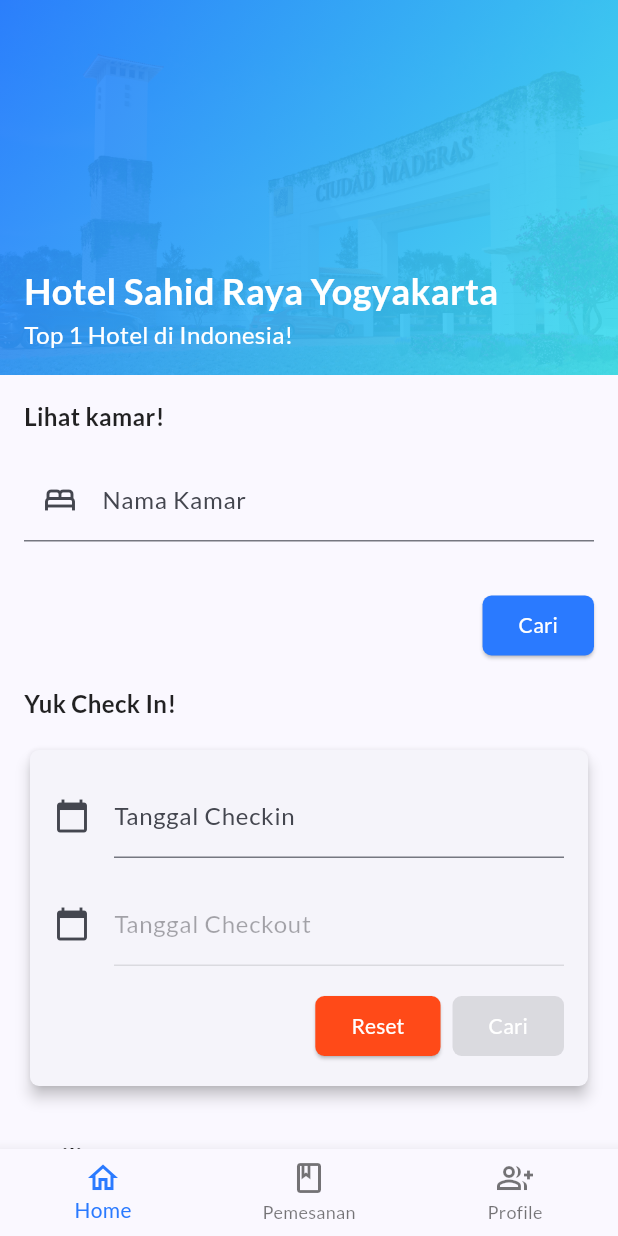
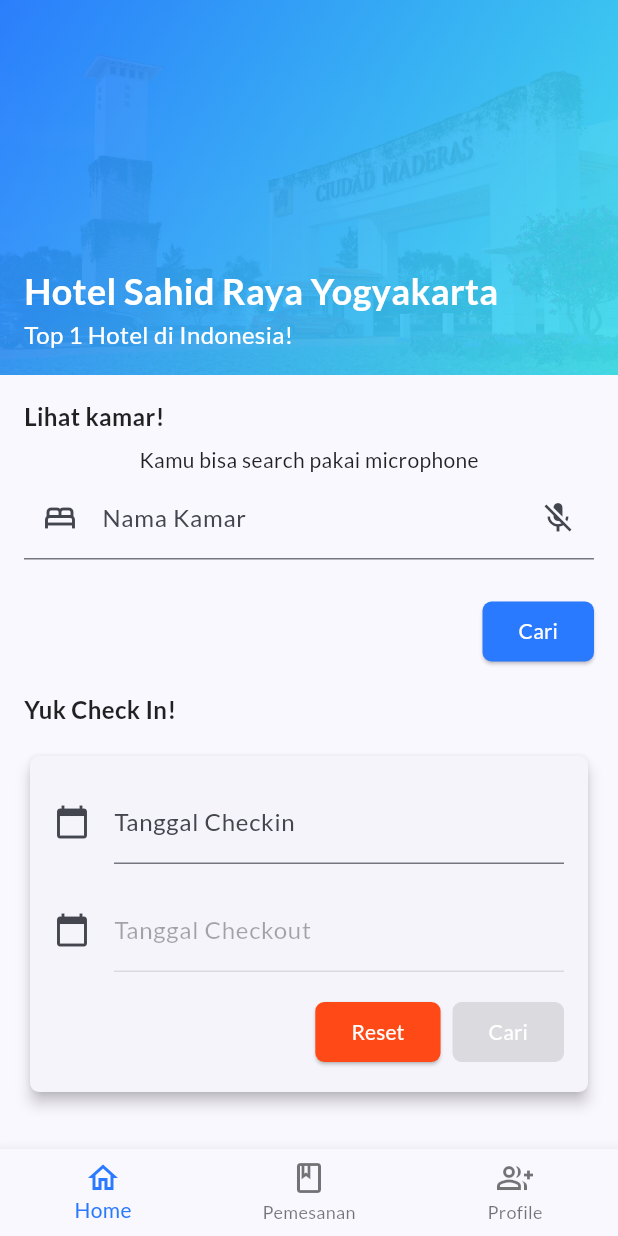
Before and after one commit to GabrielAllba/UGD2_C_Kelompok6, a Flutter app: the TabsScreen screen opened directly, on a phone screen of 412 x 824 dp. Run offline on Flutter 3.47's test engine with Material 2 defaults, Android fonts, the phone set to English and light mode, and no system bars; our stand-ins replace flutter_slidable, fluttertoast, google_fonts, shared_preferences, speech_to_text, sqflite; missing offline and left inert: input_history_text_field; accounts and stored records are empty.

Commit message:
🐛 fix(build.gradle): update minSdkVersion to 21 for compatibility with Android 5.0 and above 🐛 fix(AndroidManifest.xml): add necessary permissions for the app to record audio, access the internet, and use Bluetooth ✨ feat(sql_helper.dart): add SQLHelper class to handle SQLite database operations for search history ✨ feat(home.dart): add support for speech-to-text input using the speech_to_text package and display search history dropdown 🔧 chore(GeneratedPluginRegistrant.swift): register SpeechToTextMacosPlugin for macOS platform 🔧 chore(pubspec.yaml): add dependencies for input_history_text_field and speech_to_text packages The minSdkVersion in build.gradle is updated to 21 to ensure compatibility with Android 5.0 and above. The AndroidManifest.xml file is modified to include necessary permissions for the app to record audio, access the internet, and use Bluetooth. The SQLHelper class is added to

```diff
--- /dev/null
+++ b/lib/database/search_history/sql_helper.dart
@@ -0,0 +1,49 @@
+import 'package:sqflite/sqflite.dart' as sql;
+
+class SQLHelper {
+  static Future<void> createTables(sql.Database database) async {
+    await database.execute("""
+      CREATE TABLE search_history(
+        id INTEGER PRIMARY KEY AUTOINCREMENT NOT NULL,
+        id_user INTEGER,
+        query TEXT
+      )
+    """);
+  }
+
+  static Future<sql.Database> db() async {
+    return sql.openDatabase('search_history.db', version: 2,
+        onCreate: (sql.Database database, int version) async {
+      await createTables(database);
+    });
+  }
+
+  static Future<int> addSearchHistory(int id_user, String query) async {
+    final db = await SQLHelper.db();
+    final data = {'id_user': id_user, 'query': query};
+
+    return await db.insert('search_history', data);
+  }
+
+  static Future<List<Map<String, dynamic>>> getSearchHistoryByUser(
+      int id_user, String query) async {
+    final db = await SQLHelper.db();
+    final queryResult = await db.query('search_history',
+        where: 'id_user = ? AND query LIKE ?',
+        whereArgs: [id_user, '%$query%']);
+    return queryResult;
+  }
+
+  static Future<int> deleteSearchHistory(int id) async {
+    final db = await SQLHelper.db();
+    return db.delete('search_history', where: "id = $id");
+  }
+
+  static Future<bool> isSame(int id_user, String query) async {
+    final db = await SQLHelper.db();
+    final queryResult = await db.query('search_history',
+        where: 'id_user = ? AND query = ?', whereArgs: [id_user, query]);
+
+    return queryResult.isNotEmpty;
+  }
+}
--- a/lib/screens/home.dart
+++ b/lib/screens/home.dart
@@ -1,10 +1,15 @@
 import 'package:flutter/material.dart';
 import 'package:fluttertoast/fluttertoast.dart';
+import 'package:input_history_text_field/input_history_text_field.dart';
+import 'package:shared_preferences/shared_preferences.dart';
 import 'package:ugd2_c_kelompok6/components/elevated_card.dart';
 import 'package:ugd2_c_kelompok6/components/fasilitas_umum.dart';
 import 'package:intl/intl.dart';
 import 'package:ugd2_c_kelompok6/screens/hasilCariNamaKamar.dart';
 import 'package:ugd2_c_kelompok6/screens/search_kamar.dart';
+import 'package:speech_to_text/speech_recognition_result.dart';
+import 'package:speech_to_text/speech_to_text.dart';
+import 'package:ugd2_c_kelompok6/database/search_history/sql_helper.dart';
 
 class HomeScreen extends StatefulWidget {
   const HomeScreen({Key? key}) : super(key: key);
@@ -16,6 +21,15 @@ class HomeScreen extends StatefulWidget {
 class HomeScreenState extends State<HomeScreen> {
   String _checkin = '';
   String _checkout = '';
+  List<Map<String, dynamic>> searchHistory = [];
+  bool showDropdown = false;
+  String search = '';
+  int? id_user;
+
+  // speech to text
+  SpeechToText _speechToText = SpeechToText();
+  bool _speechEnabled = false;
+  String _lastWords = '';
 
   TextEditingController checkinInput = TextEditingController();
   TextEditingController checkoutInput = TextEditingController();
@@ -25,6 +39,9 @@ class HomeScreenState extends State<HomeScreen> {
     checkinInput.text = "";
     checkoutInput.text = "";
     super.initState();
+    _initSpeech();
+    setIdUserFromSP();
+    loadData('');
   }
 
   void reset() {
@@ -95,6 +112,51 @@ class HomeScreenState extends State<HomeScreen> {
   }
 
   TextEditingController searchController = new TextEditingController();
+
+  // speech to text
+
+  void _initSpeech() async {
+    _speechEnabled = await _speechToText.initialize();
+    setState(() {});
+  }
+
+  void _startListening() async {
+    await _speechToText.listen(onResult: _onSpeechResult);
+    setState(() {});
+  }
+
+  void _stopListening() async {
+    await _speechToText.stop();
+    setState(() {});
+  }
+
+  void _onSpeechResult(SpeechRecognitionResult result) {
+    if (result.finalResult) {
+      setState(() {
+        _lastWords = result.recognizedWords;
+        searchController.text = _lastWords;
+        search = _lastWords;
+      });
+    }
+  }
+
+  void setIdUserFromSP() async {
+    int id = await getUserIdFromSharedPreferences();
+
+    setState(() {
+      id_user = id;
+    });
+  }
+
+  Future<void> loadData(String query) async {
+    int idUser = await getUserIdFromSharedPreferences();
+    List<Map<String, dynamic>> s =
+        await SQLHelper.getSearchHistoryByUser(idUser, query);
+    setState(() {
+      searchHistory = s;
+    });
+  }
+
   @override
   Widget build(BuildContext context) {
     return SingleChildScrollView(
@@ -165,19 +227,82 @@ class HomeScreenState extends State<HomeScreen> {
               ],
             ),
           ),
+          Container(
+            padding: EdgeInsets.only(top: 8),
+            child: Text(
+              _speechToText.isListening
+                  ? '$_lastWords'
+                  : _speechEnabled
+                      ? 'Kamu bisa search pakai microphone'
+                      : 'Tidak bisa akses microphone',
+            ),
+          ),
           Form(
             child: Column(
               mainAxisAlignment: MainAxisAlignment.center,
               crossAxisAlignment: CrossAxisAlignment.end,
               children: [
                 Padding(
-                  padding: const EdgeInsets.all(16),
-                  child: TextFormField(
-                    controller: searchController,
-                    decoration: const InputDecoration(
-                      labelText: "Nama Kamar",
-                      prefixIcon: Icon(Icons.bed_outlined),
-                    ),
+                  padding:
+                      const EdgeInsets.only(bottom: 8, left: 16, right: 16),
+                  child: Column(
+                    children: [
+                      TextFormField(
+                        controller: searchController,
+                        onTap: () => setState(() {
+                          showDropdown = !showDropdown;
+                          print(showDropdown);
+                        }),
+                        onChanged: (query) {
+                          search = query;
+                          loadData(search);
+                        },
+                        decoration: InputDecoration(
+                          labelText: "Nama Kamar",
+                          prefixIcon: Icon(Icons.bed_outlined),
+                          suffixIcon: GestureDetector(
+                            onTap: _speechToText.isNotListening
+                                ? _startListening
+                                : _stopListening,
+                            child: Icon(_speechToText.isNotListening
+                                ? Icons.mic_off
+                                : Icons.mic),
+                          ),
+                        ),
+                      ),
+                      if (searchHistory.isNotEmpty && showDropdown)
+                        Container(
+                          decoration: BoxDecoration(
+                            border: Border.all(color: Colors.grey),
+                            borderRadius: BorderRadius.circular(4),
+                          ),
+                          child: Column(
+                            children: searchHistory
+                                .map(
+                                  (item) => ListTile(
+                                    title: Text(item['query']),
+                                    onTap: () {
+                                      setState(() {
+                                        searchController.text = item['query'];
+                                        showDropdown = false;
+                                      });
+                                    },
+                                    trailing: GestureDetector(
+                                      onTap: () {
+                                        setState(() {
+                                          SQLHelper.deleteSearchHistory(
+                                              item['id']);
+                                        });
+                                        loadData('');
+                                      },
+                                      child: Icon(Icons.close), // Close icon
+                                    ),
+                                  ),
+                                )
+                                .toList(),
+                          ),
+                        ),
+                    ],
                   ),
                 ),
                 const SizedBox(
@@ -190,7 +315,17 @@ class HomeScreenState extends State<HomeScreen> {
                     Padding(
                       padding: const EdgeInsets.only(right: 16),
                       child: ElevatedButton(
-                        onPressed: () {
+                        onPressed: () async {
+                          if (search.isNotEmpty) {
+                            if (await SQLHelper.isSame(id_user!, search) ==
+                                false) {
+                              SQLHelper.addSearchHistory(id_user!, search);
+                              setState(() {
+                                loadData('');
+                              });
+                              print(searchHistory);
+                            }
+                          }
                           Navigator.push(
                             context,
                             MaterialPageRoute(
@@ -343,3 +478,9 @@ class HomeScreenState extends State<HomeScreen> {
     );
   }
 }
+
+Future<int> getUserIdFromSharedPreferences() async {
+  SharedPreferences prefs = await SharedPreferences.getInstance();
+  int? userId = prefs.getInt('id');
+  return userId!;
+}
--- a/pubspec.yaml
+++ b/pubspec.yaml
@@ -16,6 +16,8 @@ dependencies:
     path: ^1.8.3
     shared_preferences: ^2.0.6
     flutter_slidable: ^0.6.0
+    input_history_text_field: ^0.2.0
+    speech_to_text: ^6.4.0
 
 dev_dependencies:
     flutter_test:
```
Also changed, not shown: pubspec.lock, 3 other files.
